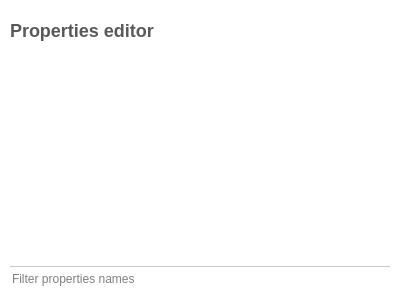
Above: plugins/view/tableview/PropertiesEditor.ui from vadivelselvaraj/TulipGLImprovement before the change. Below: the same form after it.
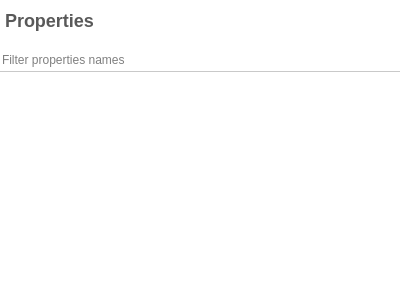
That is the form after the change. Icons and pictures are not drawn. Custom widgets are drawn as their Qt base class.

Commit message: Slightly revised version of table view with revised properties management (now in a full side panel), sortable elements and columns hidden by default

Diff of the .ui file:
```diff
--- a/plugins/view/tableview/PropertiesEditor.ui
+++ b/plugins/view/tableview/PropertiesEditor.ui
@@ -73,16 +73,28 @@
 border-top: 1px solid #D9D9D9;
 padding-top: 5px;
 background-color: #F4F4F4;
+}
+#frame_2 {
+border-right: 0px;
 }</string>
   </property>
   <layout class="QVBoxLayout" name="verticalLayout">
    <property name="margin">
-    <number>10</number>
+    <number>0</number>
    </property>
    <item>
     <widget class="QFrame" name="frame">
      <layout class="QHBoxLayout" name="horizontalLayout">
-      <property name="margin">
+      <property name="leftMargin">
+       <number>5</number>
+      </property>
+      <property name="topMargin">
+       <number>0</number>
+      </property>
+      <property name="rightMargin">
+       <number>0</number>
+      </property>
+      <property name="bottomMargin">
        <number>0</number>
       </property>
       <item>
@@ -98,7 +110,7 @@
 color: #595959;</string>
         </property>
         <property name="text">
-         <string>&lt;font size=&quot;5&quot;&gt;Properties editor&lt;/font&gt;</string>
+         <string>&lt;font size=&quot;5&quot;&gt;Properties&lt;/font&gt;</string>
         </property>
        </widget>
       </item>
@@ -117,6 +129,31 @@
       <property name="margin">
        <number>0</number>
       </property>
+      <item>
+       <widget class="ClearableLineEdit" name="lineEdit">
+        <property name="minimumSize">
+         <size>
+          <width>0</width>
+          <height>24</height>
+         </size>
+        </property>
+        <property name="maximumSize">
+         <size>
+          <width>16777215</width>
+          <height>24</height>
+         </size>
+        </property>
+        <property name="styleSheet">
+         <string notr="true">background-color: white;
+border: 0px;
+color: black;
+border-bottom: 1px solid #C9C9C9;</string>
+        </property>
+        <property name="placeholderText">
+         <string>Filter properties names</string>
+        </property>
+       </widget>
+      </item>
       <item>
        <widget class="QTableView" name="tableView">
         <property name="contextMenuPolicy">
@@ -134,9 +171,6 @@
         <property name="selectionBehavior">
          <enum>QAbstractItemView::SelectRows</enum>
         </property>
-        <property name="showGrid">
-         <bool>false</bool>
-        </property>
         <property name="sortingEnabled">
          <bool>true</bool>
         </property>
@@ -154,31 +188,6 @@
         </attribute>
        </widget>
       </item>
-      <item>
-       <widget class="ClearableLineEdit" name="lineEdit">
-        <property name="minimumSize">
-         <size>
-          <width>0</width>
-          <height>24</height>
-         </size>
-        </property>
-        <property name="maximumSize">
-         <size>
-          <width>16777215</width>
-          <height>24</height>
-         </size>
-        </property>
-        <property name="styleSheet">
-         <string notr="true">background-color: white;
-border: 0px;
-color: black;
-border-top: 1px solid #C9C9C9;</string>
-        </property>
-        <property name="placeholderText">
-         <string>Filter properties names</string>
-        </property>
-       </widget>
-      </item>
      </layout>
     </widget>
    </item>
```
The commit also changes 17 other files.
